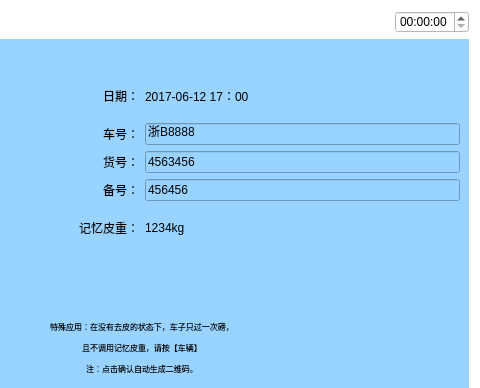
xsw258x2s5w8/WeightSensor, file WeighSensor/yiciguobang.ui: the form before one commit; both pictures show x 196 to 676 and y 0 to 388 of the 676 by 482 pixel window.
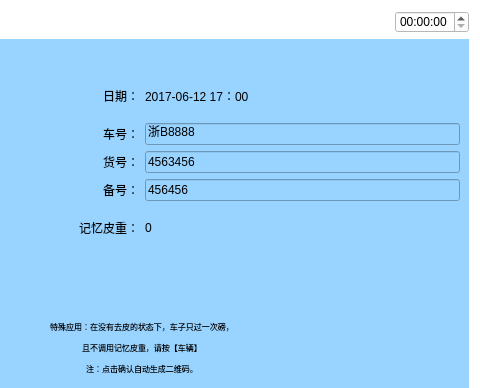
The form after the commit. Icons and pictures are not drawn.

Patch:
```diff
--- a/WeighSensor/yiciguobang.ui
+++ b/WeighSensor/yiciguobang.ui
@@ -236,7 +236,7 @@
           <item>
            <widget class="QLabel" name="label_9">
             <property name="text">
-             <string>1234kg</string>
+             <string>0</string>
             </property>
            </widget>
           </item>
```
Left out of the diff: 14 changed lines with no effect on the pictures.
